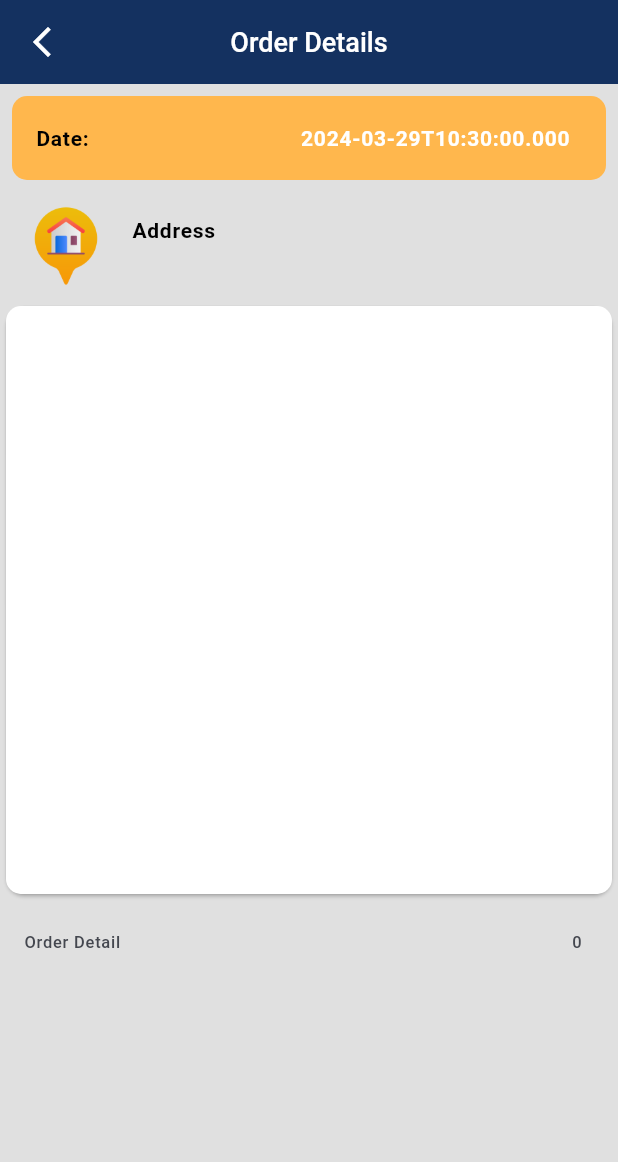
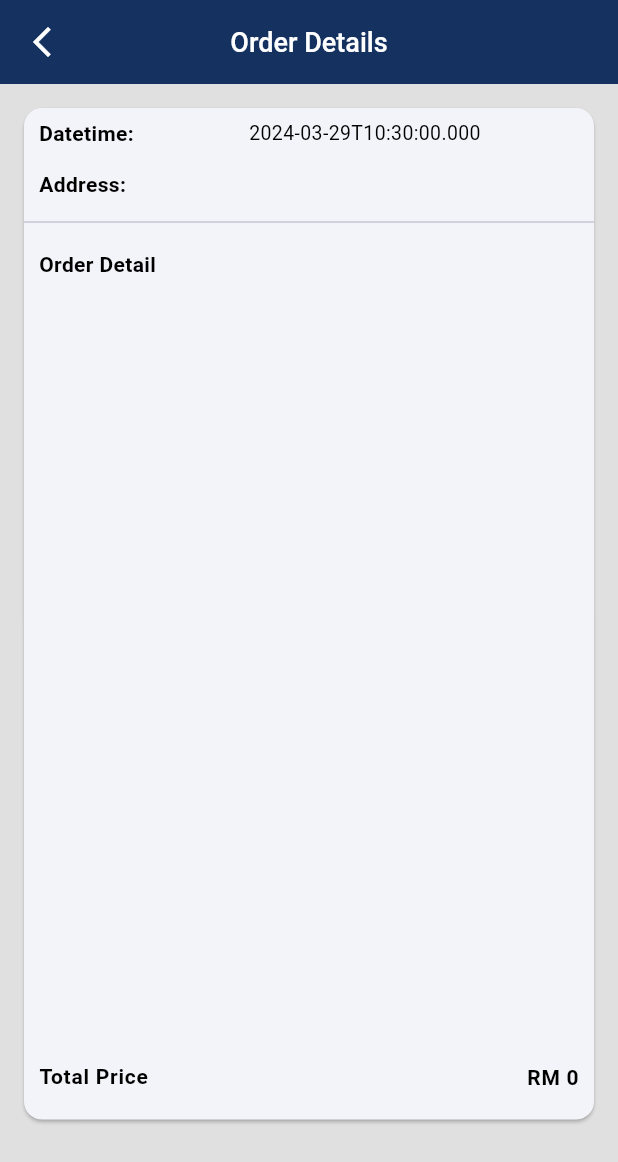
Before and after one commit to ilyazain/hikaru-shop, a Flutter app: the OrderDetailPage screen opened directly with empty values, on a phone screen of 412 x 824 dp. Shown: the top 1162 px of the screen. Run offline on Flutter 3.47's test engine with Material 3 defaults, Android fonts, the phone set to English and light mode, and no system bars; our stand-ins replace flutter_bloc, shared_preferences; accounts and stored records are empty; network calls fail.

Commit message:
update ui screen

```diff
--- a/lib/main.dart
+++ b/lib/main.dart
@@ -57,6 +57,7 @@ class MyApp extends StatelessWidget {
     '/cart': (context) => CartPage(),
     '/profile': (context) => ProfilePage(),
     '/home': (context) => HomePage(),
+     '/login': (context) => LoginPage(),
     // Other named routes...
   },
             debugShowCheckedModeBanner: false,
--- a/lib/purchase/cart.dart
+++ b/lib/purchase/cart.dart
@@ -302,8 +302,6 @@ class _CartPageState extends State<CartPage> {
     List<String> cartJsonList =
         cartItems.map((item) => json.encode(item)).toList();
     prefs.setStringList('cart', cartJsonList);
-
-    // totalPrice = calculateTotalPrice();
   }
 
   _alert() {
--- a/lib/purchase/details.dart
+++ b/lib/purchase/details.dart
@@ -1,127 +1,114 @@
-import 'dart:convert';
-
 import 'package:flutter/material.dart';
 import 'package:hikaru_e_shop/common_data/appbar.dart';
 import 'package:hikaru_e_shop/common_data/constant.dart';
-import 'package:shared_preferences/shared_preferences.dart';
 
 class OrderDetailPage extends StatefulWidget {
   final Map<String, dynamic> product;
-  const OrderDetailPage({super.key, required this.product});
+  const OrderDetailPage({Key? key, required this.product}) : super(key: key);
 
   @override
   State<OrderDetailPage> createState() => _OrderDetailPageState();
 }
 
 class _OrderDetailPageState extends State<OrderDetailPage> {
-  List<String> selectedHistory = [];
-  // Map<String, dynamic>? selectedAddress;
-  // String address = "";
-
-  // @override
-  // void initState() {
-  //   super.initState();
-  //   _loadSelectedAddress();
-  // }
-
-  // Future<void> _loadSelectedAddress() async {
-  //   SharedPreferences prefs = await SharedPreferences.getInstance();
-  //   String? selectedAddressJson = prefs.getString('selectedaddress');
-  //   if (selectedAddressJson != null) {
-  //     setState(() {
-  //       selectedAddress = json.decode(selectedAddressJson);
-  //     });
-  //   }
-  // }
-
   @override
   Widget build(BuildContext context) {
     return Scaffold(
       backgroundColor: greyShade300Color,
       appBar: MainAppBar(
-          text: "Order Details",
-          appBar: AppBar(),
-          onPressed: () {
-            Navigator.pop(context);
-          }),
-      body: Container(
-        height: 600,
-        child: Column(
-          children: [
-            _dateTime(),
-            _address(),
-            _orderDetail(),
-            ListTile(
-              leading: Text("Order Detail"),
-              trailing: Text(widget.product["totalPrice"].toString()),
-            )
-          ],
-        ),
+        text: "Order Details",
+        appBar: AppBar(),
+        onPressed: () {
+          Navigator.pop(context);
+        },
       ),
-    );
-  }
-
-  _address() {
-    return ListTile(
-        // tileColor: mainBlueColor,
-        title: const TextBlack14(text: "Address"),
-        leading: Image.asset("assets/address.png"),
-        subtitle: TextGrey14(text: widget.product["address"]));
-  }
-
-  _orderDetail() {
-    return Expanded(
-      child: Card(
+      body: SingleChildScrollView(
         child: Container(
-          decoration: BoxDecoration(
-            color: whiteColor,
-            borderRadius: BorderRadius.circular(10),
-          ),
-          child: ListView.builder(
-            shrinkWrap: true,
-            itemCount: widget.product["items"].length,
-            itemBuilder: (context, index) {
-              final item = widget.product["items"][index];
-              print("hehe: " + item['address'].toString());
-              return ListTile(
-                contentPadding: EdgeInsets.symmetric(horizontal: 10),
-                leading: Image.network(
-                  item['image'],
-                  width: 70,
-                ),
-                title: TextBlack14(text: item['item']),
-                subtitle: TextGrey14(text: item['quantity'].toString()),
-                trailing: TextBlack14(
-                    text:
-                        ("RM ${item['quantity'] * int.parse(item['price'])}")),
-              );
-            },
+          padding: EdgeInsets.all(16),
+          child: Column(
+            crossAxisAlignment: CrossAxisAlignment.start,
+            children: [
+              _orderDetail(),
+            ],
           ),
         ),
       ),
     );
   }
 
-  _dateTime() {
-    return Container(
-      margin: EdgeInsets.all(8),
-      decoration: BoxDecoration(
-        color: orangeShade300Color,
-        borderRadius: BorderRadius.circular(10),
-      ),
+  // Widget _address() {
+  //   return ListTile(
+  //     title: const TextBlack14(text: "Address"),
+  //     leading: Image.asset("assets/address.png"),
+  //     subtitle: TextGrey14(text: widget.product["address"]),
+  //   );
+  // }
+
+  Widget _orderDetail() {
+    return Card(
+      margin: EdgeInsets.zero,
       child: Column(
+        crossAxisAlignment: CrossAxisAlignment.start,
         children: [
-          _dateTimeWidget("Date:", widget.product["dateTime"]),
-          // _dateTimeWidget("Time", "15:34"),
+          _listTileWidget("Datetime:", widget.product["dateTime"]),
+          _listTileWidget("Address:", widget.product["address"]),
+          Divider(),
+          const Padding(
+            padding: EdgeInsets.all(10),
+            child: TextBlack14(text: "Order Detail"),
+          ),
+          SingleChildScrollView(
+            scrollDirection: Axis.vertical,
+            child: SizedBox(
+              height: MediaQuery.of(context).size.height * 0.6,
+              // height: double.infinity,
+              child: ListView.builder(
+                shrinkWrap: true,
+                itemCount: widget.product["items"].length,
+                itemBuilder: (context, index) {
+                  final item = widget.product["items"][index];
+                  return ListTile(
+                    leading: Image.network(
+                      item['image'],
+                      width: 70,
+                    ),
+                    title: TextBlack14(text: item['item']),
+                    subtitle: TextGrey14(text: "Quantity: ${item['quantity']}"),
+                    trailing: TextBlack14(
+                      text: "RM ${item['quantity'] * int.parse(item['price'])}",
+                    ),
+                  );
+                },
+              ),
+            ),
+          ),
+          _totalPrice()
         ],
       ),
     );
   }
 
-  _dateTimeWidget(leading, trailing) {
+  Widget _listTileWidget(String leading, String trailing) {
+    return Container(
+      // width: double.infinity,
+      padding: const EdgeInsets.symmetric(vertical: 7, horizontal: 10),
+      child: Row(
+        mainAxisAlignment: MainAxisAlignment.spaceBetween,
+        children: [
+          TextBlack14(text: leading),
+          SizedBox(width: 220, child: TextBlack13(text: trailing)),
+        ],
+      ),
+    );
+  }
+
+  Widget _totalPrice() {
     return ListTile(
-      leading: TextBlack14(text: leading),
-      trailing: TextWhite14(text: trailing),
+      contentPadding: EdgeInsets.symmetric(horizontal: 10),
+      title: TextBlack14(text: "Total Price"),
+      trailing: TextBlack14(
+        text: "RM ${widget.product["totalPrice"]}",
+      ),
     );
   }
 }
--- a/lib/purchase/orders.dart
+++ b/lib/purchase/orders.dart
@@ -152,7 +152,7 @@ class _OrdersPageState extends State<OrdersPage> {
                 title: TextBlack14(text: itemName),
                 subtitle: TextGrey14(text: itemDateTime),
                 trailing: Container(
-                  width: 90,
+                  width: 100,
                   // color: Colors.amber,
                   child: Row(
                     mainAxisAlignment: MainAxisAlignment.end,
```
Also changed, not shown: lib/login.dart (+16 -4 lines), lib/profile/profile.dart (+52 -18 lines).
